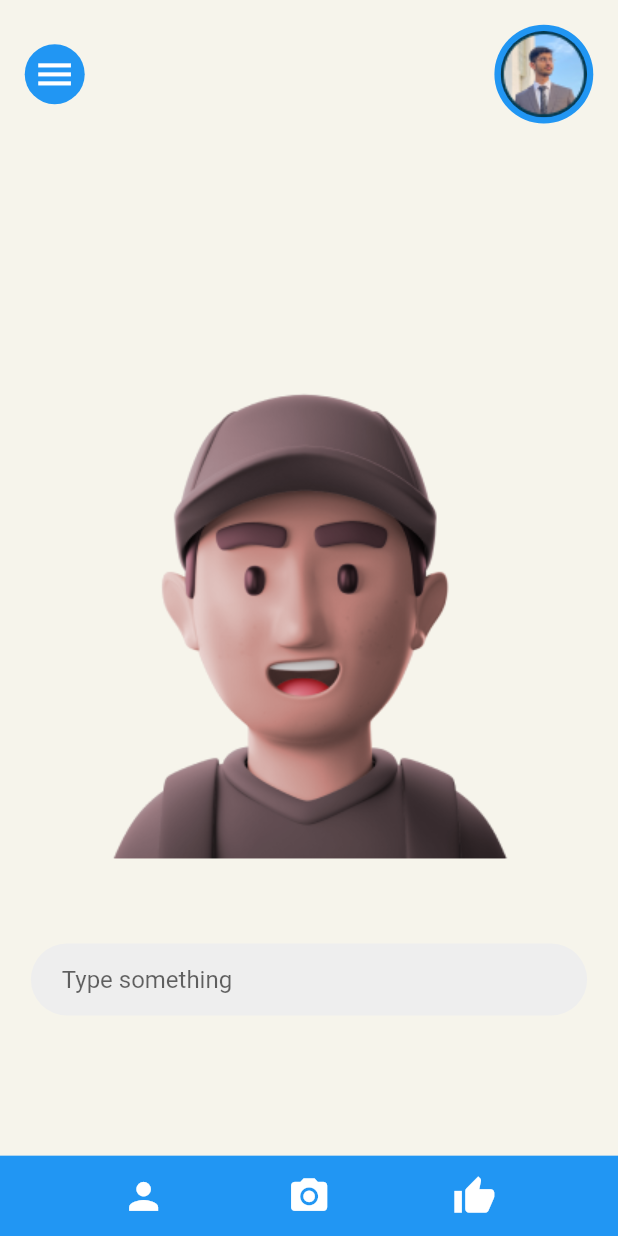
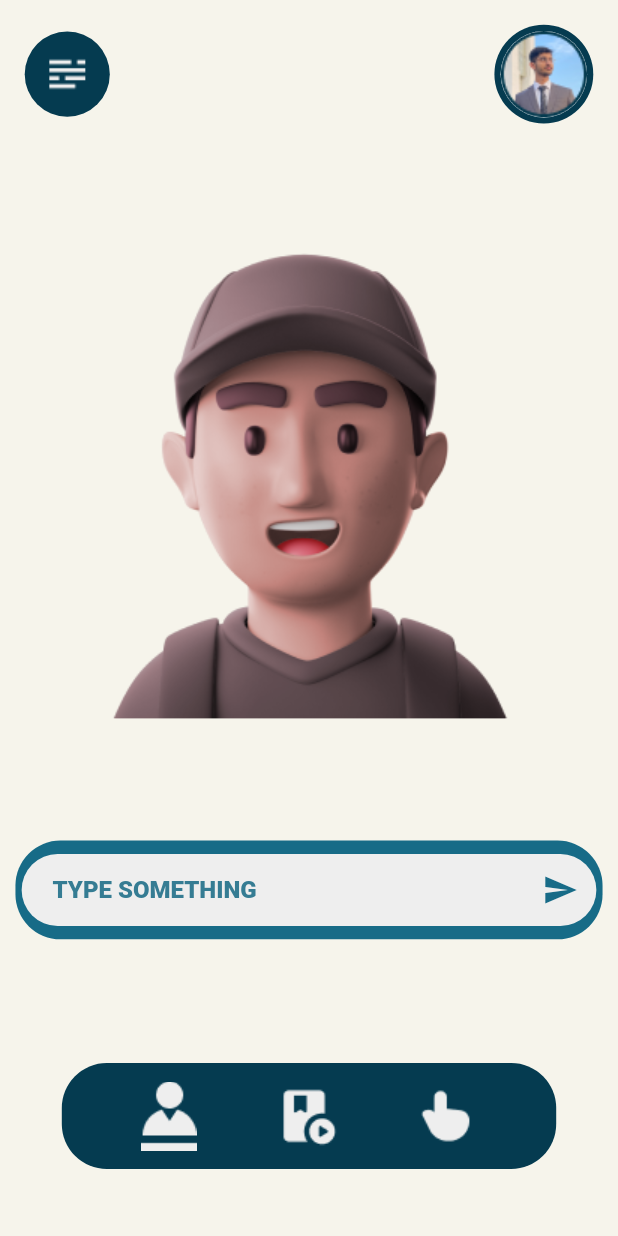
Before and after one commit to HaiderIrfan62/Sign-Saathi, a Flutter app: the AvatarPage screen opened directly, on a phone screen of 412 x 824 dp. Run offline on Flutter 3.47's test engine with Material 2 defaults, Android fonts, the phone set to English and light mode, and no system bars.

Commit message:
Avatar Page, NavBar, sidebarNprofile complete v1

```diff
--- /dev/null
+++ b/lib/config/config.dart
@@ -0,0 +1 @@
+import 'package:flutter/material.dart';
--- /dev/null
+++ b/lib/config/strings.dart
@@ -0,0 +1,7 @@
+//Page Names
+String PageNameAvatar = 'avatar';
+String PageNameLessons = 'lessons';
+String PageNameGestureRecognition = 'gestureRecognition';
+
+//AvatarPage
+String AvatarPageSearch = "TYPE SOMETHING";
--- a/lib/screens/AvatarPage.dart
+++ b/lib/screens/AvatarPage.dart
@@ -1,4 +1,7 @@
 import 'package:flutter/material.dart';
+import 'package:sign_saathi_app/config/strings.dart';
+import 'package:sign_saathi_app/utils/NavBar.dart';
+import 'package:sign_saathi_app/utils/sidebarNprofile.dart';
 
 class AvatarPage extends StatefulWidget {
   const AvatarPage({Key? key}) : super(key: key);
@@ -15,40 +18,32 @@ class _AvatarPageState extends State<AvatarPage> {
     return Scaffold(
       backgroundColor: Color(0xFFF6F4EB),
       body: SafeArea(
+        child: SingleChildScrollView(
           child: Column(
+              mainAxisSize: MainAxisSize.min,
               mainAxisAlignment: MainAxisAlignment.spaceBetween,
               children: <Widget>[
-            Padding(
-              padding: EdgeInsets.all(screenSize.height * 0.02),
-              child: Row(
-                mainAxisAlignment: MainAxisAlignment.spaceBetween,
-                children: [
-                  CircleAvatar(
-                    backgroundColor: Colors.blue, // Blue background circle
-                    child: Icon(Icons.menu, size: screenSize.height * 0.035, color: Colors.white), // White icon
-                  ),
-                  CircleAvatar(
-                    backgroundColor: Colors.blue, // Blue background circle
-                    radius: screenSize.height * 0.04,
-                    child: CircleAvatar(
-                      radius: screenSize.height * 0.035,
-                      backgroundImage: AssetImage('lib/assets/avatar.png'),
-                    ),
-                  ),
-                ],
-              ),
-            ),
-            Expanded(
-              child: Column(
+                SideBarNProfile(
+                    screenSize: screenSize, imagePath: 'lib/assets/avatar.png'),
+                Column(
                   mainAxisAlignment: MainAxisAlignment.center,
                   children: [
                     Image.asset(
                       'lib/assets/character.png',
                       height: screenSize.height * 0.5,
                     ),
-                  SizedBox(height: screenSize.height * 0.03),
+                    SizedBox(height: screenSize.height * 0.06),
                     Container(
-                    padding: EdgeInsets.symmetric(horizontal: screenSize.width * 0.05),
+                      width: screenSize.width * 0.95,
+                      height: screenSize.height * 0.08,
+                      padding: EdgeInsets.symmetric(
+                        horizontal: screenSize.width * 0.01,
+                      ),
+                      decoration: BoxDecoration(
+                        color: Color(0xFF176B87),
+                        borderRadius: BorderRadius.circular(30.0),
+                      ),
+                      child: Center(
                         child: TextField(
                           decoration: InputDecoration(
                             filled: true,
@@ -57,27 +52,27 @@ class _AvatarPageState extends State<AvatarPage> {
                               borderRadius: BorderRadius.circular(30.0),
                               borderSide: BorderSide.none,
                             ),
-                        hintText: 'Type something',
-                        contentPadding: EdgeInsets.symmetric(horizontal: screenSize.width * 0.05),
+                            suffixIcon: IconButton(
+                                onPressed: () {},
+                                icon: Icon(
+                                  Icons.send,
+                                  color: Color(0xFF176B87),
+                                )),
+                            hintText: AvatarPageSearch,
+                            hintStyle: TextStyle(
+                                color: Color(0xFF357C93),
+                                fontWeight: FontWeight.w900),
+                            contentPadding: EdgeInsets.symmetric(
+                                horizontal: screenSize.width * 0.05),
+                          ),
                         ),
                       ),
                     ),
                   ],
                 ),
-            ),
-            Container(
-              color: Colors.blue, // Blue background for the bottom icons
-              padding: EdgeInsets.symmetric(vertical: screenSize.height * 0.015),
-              child: Row(
-                mainAxisAlignment: MainAxisAlignment.spaceEvenly,
-                children: [
-                  Icon(Icons.person, size: screenSize.height * 0.035, color: Colors.white),
-                  Icon(Icons.camera_alt, size: screenSize.height * 0.035, color: Colors.white),
-                  Icon(Icons.thumb_up, size: screenSize.height * 0.035, color: Colors.white),
-                ],
-              ),
-            ),
-          ],
+                SizedBox(height: screenSize.height * 0.10),
+                NavBar(screenSize: screenSize, pageName: PageNameAvatar),
+              ]),
         ),
       ),
     );
--- /dev/null
+++ b/lib/utils/NavBar.dart
@@ -0,0 +1,61 @@
+import 'package:flutter/material.dart';
+
+class NavBar extends StatelessWidget {
+  final Size screenSize;
+  final String pageName;
+
+  NavBar({
+    Key? key,
+    required this.screenSize,
+    required this.pageName,
+  }) : super(key: key);
+
+  String avatar = 'lib/assets/avatar_icon.png';
+  String lessons = 'lib/assets/lessons_icon.png';
+  String gestureRecognition = 'lib/assets/gestureRecognition_icon.png';
+
+  @override
+  Widget build(BuildContext context) {
+    if(pageName == 'avatar'){
+      avatar = 'lib/assets/avatar_selected_icon.png';
+    }
+    else if(pageName == 'lessons'){
+      lessons = 'lib/assets/lessons_selected_icon.png';
+    }
+    else if(pageName == 'gestureRecognition'){
+      gestureRecognition = 'lib/assets/gestureRecognition_icon.png';
+    }
+
+    return Container(
+      width: screenSize.width * 0.8,
+      padding: EdgeInsets.symmetric(vertical: screenSize.height * 0.015,),
+      decoration: BoxDecoration(
+        color: Color(0xFF053B50), // The color property must be moved inside the BoxDecoration
+        borderRadius: BorderRadius.circular(30.0), // This will make the corners rounder
+      ),
+      child: Row(
+        mainAxisAlignment: MainAxisAlignment.spaceEvenly,
+        children: [
+          GestureDetector(
+            onTap: () {
+              print('Avatar Page icon tapped!');
+            },
+            child: Image.asset(avatar),
+          ),
+          GestureDetector(
+            onTap: () {
+              print('Lessons Page icon tapped!');
+            },
+            child: Image.asset(lessons),
+          ),
+          GestureDetector(
+            onTap: () {
+              print('Gesture Recognition Page icon tapped!');
+            },
+            child: Image.asset(gestureRecognition),
+          ),
+        ],
+      ),
+    );
+  }
+}
--- /dev/null
+++ b/lib/utils/sidebarNprofile.dart
@@ -0,0 +1,58 @@
+import 'package:flutter/material.dart';
+
+class SideBarNProfile extends StatelessWidget {
+  final Size screenSize;
+  final String imagePath;
+
+  const SideBarNProfile({
+    Key? key,
+    required this.screenSize,
+    required this.imagePath,
+  }) : super(key: key);
+
+  @override
+  Widget build(BuildContext context) {
+    return Padding(
+      padding: EdgeInsets.all(screenSize.height * 0.02),
+      child: Row(
+        mainAxisAlignment: MainAxisAlignment.spaceBetween,
+        children: [
+          Container(
+            decoration: BoxDecoration(
+              color: Color(0xFF053B50),
+              shape: BoxShape.circle,
+            ),
+            padding: EdgeInsets.all(screenSize.height * 0.015), // Adjust the padding to fit your design
+            child: GestureDetector(
+              onTap: () {
+                print('Side Bar icon tapped!');
+              },
+              child: Image.asset('lib/assets/sidebar_icon.png'),
+            ),
+          ),
+          Container(
+            decoration: BoxDecoration(
+              color: Color(0xFF053B50),
+              shape: BoxShape.circle,
+            ),
+            height: screenSize.height * 0.08, // This is the total diameter of the outer circle
+            width: screenSize.height * 0.08, // Ensure width and height are equal to form a perfect circle
+            child: Padding(
+              padding: EdgeInsets.all(screenSize.height * 0.005), // This padding will act as the border
+              child: Container(
+                decoration: BoxDecoration(
+                  color: Colors.white, // Inner circle color, typically the background
+                  shape: BoxShape.circle,
+                  image: DecorationImage(
+                    image: AssetImage(imagePath),
+                    fit: BoxFit.cover,
+                  ),
+                ),
+              ),
+            ),
+          ),
+        ],
+      ),
+    );
+  }
+}
```
Also changed, not shown: lib/assets/avatar_selected_icon.png (added), lib/assets/gestureRecognition_icon.png (added), lib/assets/lessons_icon.png (added), lib/assets/profile_selected_icon.png (added), lib/assets/sidebar_icon.png (added). Lines whose indentation alone changed are shown as unchanged.
